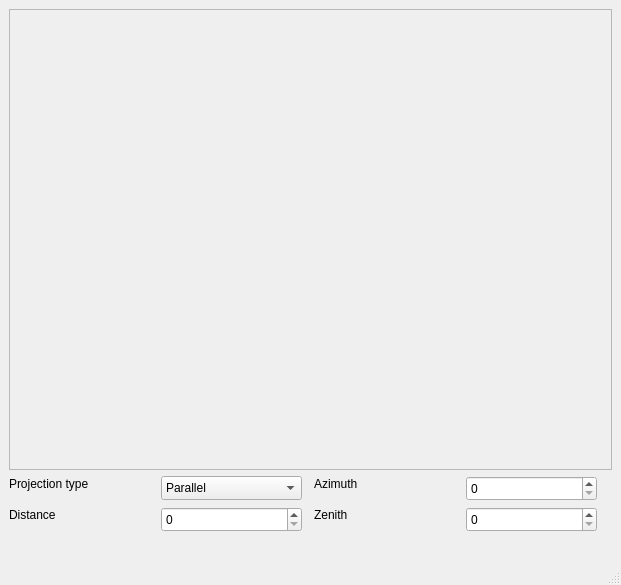
Qt form Projections/projections.ui (xriabov/MPM-PG) before a commit.
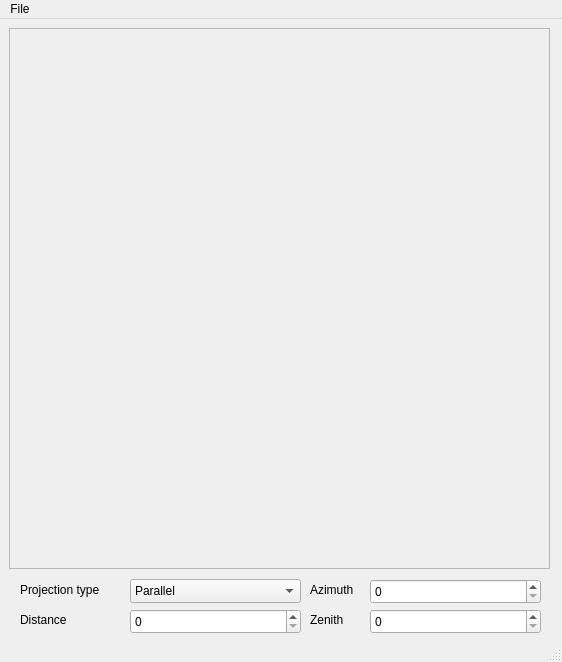
The same form after that commit.

The edit to the form file:
```diff
--- a/Projections/projections.ui
+++ b/Projections/projections.ui
@@ -6,8 +6,8 @@
    <rect>
     <x>0</x>
     <y>0</y>
-    <width>621</width>
-    <height>585</height>
+    <width>562</width>
+    <height>662</height>
    </rect>
   </property>
   <property name="windowTitle">
@@ -17,10 +17,10 @@
    <widget class="QLabel" name="label">
     <property name="geometry">
      <rect>
-      <x>314</x>
-      <y>476</y>
+      <x>310</x>
+      <y>560</y>
       <width>50</width>
-      <height>16</height>
+      <height>21</height>
      </rect>
     </property>
     <property name="text">
@@ -30,9 +30,9 @@
    <widget class="QSpinBox" name="azimuth">
     <property name="geometry">
      <rect>
-      <x>466</x>
-      <y>476</y>
-      <width>131</width>
+      <x>370</x>
+      <y>560</y>
+      <width>171</width>
       <height>25</height>
      </rect>
     </property>
@@ -43,9 +43,9 @@
    <widget class="QSpinBox" name="zenith">
     <property name="geometry">
      <rect>
-      <x>466</x>
-      <y>507</y>
-      <width>131</width>
+      <x>370</x>
+      <y>590</y>
+      <width>171</width>
       <height>25</height>
      </rect>
     </property>
@@ -56,10 +56,10 @@
    <widget class="QLabel" name="label_2">
     <property name="geometry">
      <rect>
-      <x>314</x>
-      <y>507</y>
+      <x>310</x>
+      <y>590</y>
       <width>38</width>
-      <height>16</height>
+      <height>21</height>
      </rect>
     </property>
     <property name="text">
@@ -69,9 +69,9 @@
    <widget class="QComboBox" name="projectionType">
     <property name="geometry">
      <rect>
-      <x>161</x>
-      <y>476</y>
-      <width>141</width>
+      <x>130</x>
+      <y>560</y>
+      <width>171</width>
       <height>24</height>
      </rect>
     </property>
@@ -89,10 +89,10 @@
    <widget class="QLabel" name="label_3">
     <property name="geometry">
      <rect>
-      <x>9</x>
-      <y>476</y>
+      <x>20</x>
+      <y>560</y>
       <width>91</width>
-      <height>16</height>
+      <height>21</height>
      </rect>
     </property>
     <property name="text">
@@ -104,8 +104,8 @@
      <rect>
       <x>9</x>
       <y>9</y>
-      <width>603</width>
-      <height>461</height>
+      <width>541</width>
+      <height>541</height>
      </rect>
     </property>
     <property name="frameShape">
@@ -118,9 +118,9 @@
    <widget class="QSpinBox" name="distance">
     <property name="geometry">
      <rect>
-      <x>161</x>
-      <y>507</y>
-      <width>141</width>
+      <x>130</x>
+      <y>590</y>
+      <width>171</width>
       <height>25</height>
      </rect>
     </property>
@@ -128,10 +128,10 @@
    <widget class="QLabel" name="label_4">
     <property name="geometry">
      <rect>
-      <x>9</x>
-      <y>507</y>
+      <x>20</x>
+      <y>590</y>
       <width>53</width>
-      <height>16</height>
+      <height>21</height>
      </rect>
     </property>
     <property name="text">
@@ -144,10 +144,18 @@
     <rect>
      <x>0</x>
      <y>0</y>
-     <width>621</width>
+     <width>562</width>
      <height>22</height>
     </rect>
    </property>
+   <widget class="QMenu" name="menuFile">
+    <property name="title">
+     <string>File</string>
+    </property>
+    <addaction name="actionGenerate_sphere"/>
+    <addaction name="actionOpen_file"/>
+   </widget>
+   <addaction name="menuFile"/>
   </widget>
   <widget class="QStatusBar" name="statusbar"/>
  </widget>
```
Left out of the diff: 16 changed lines with no effect on the pictures.
